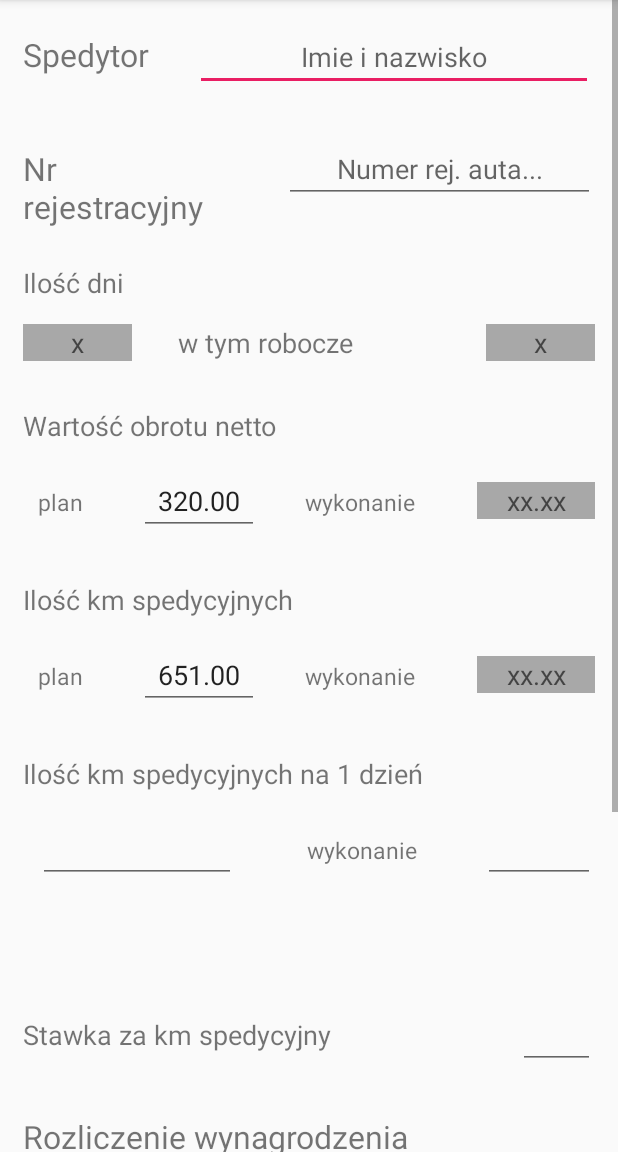
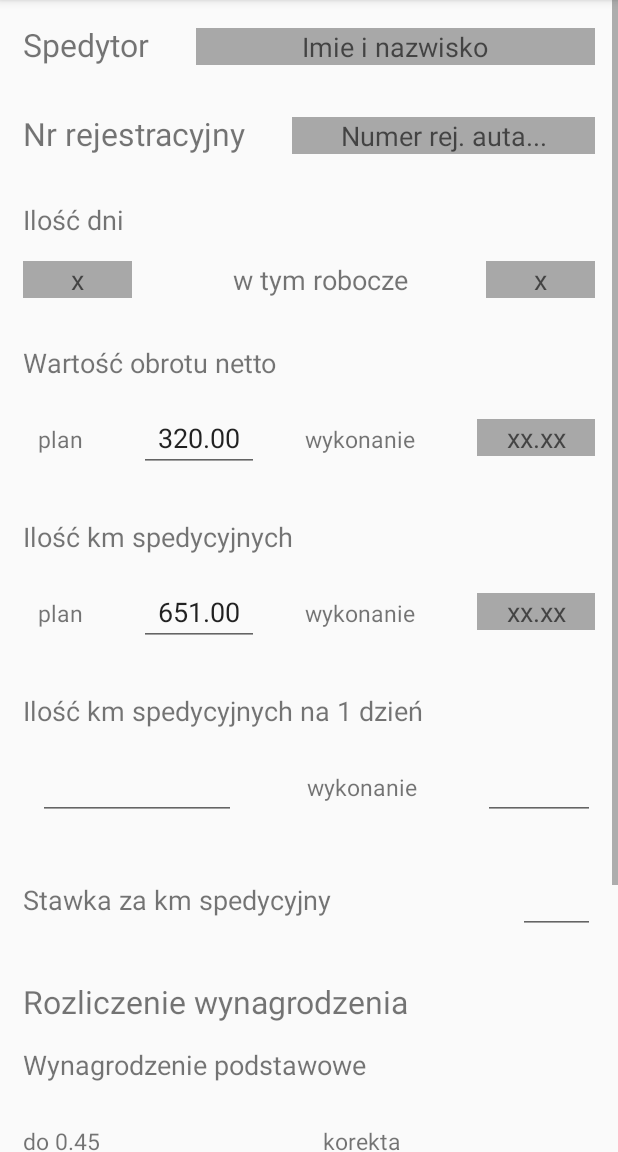
Before and after one commit to KrystianAdamczak/rozliczenie-frachtu, an Android app: the screen it shows after launch (kalkulator), after a tap on "ROZLICZ FRACHT", on a phone screen of 412 x 824 dp, the part 84-1236 px from its top. Run offline under Robolectric (Android 15) with nearby library versions, the phone set to English and light mode, and no system bars.

Commit message:
text watcher fix. added menu and menutitem to main activity

```diff
--- a/app/src/main/java/pl/kalisz/ak/pup/krystian/projektpup/MainActivity.java
+++ b/app/src/main/java/pl/kalisz/ak/pup/krystian/projektpup/MainActivity.java
@@ -5,19 +5,57 @@ import androidx.appcompat.widget.Toolbar;
 
 import android.content.Intent;
 import android.os.Bundle;
+import android.view.Menu;
+import android.view.MenuItem;
 import android.view.View;
 import android.widget.Button;
+import android.widget.Toast;
+
+import com.google.android.material.floatingactionbutton.FloatingActionButton;
+import com.google.android.material.navigation.NavigationView;
+import com.google.android.material.snackbar.Snackbar;
 
 public class MainActivity extends AppCompatActivity {
 
     Button buttonRozlicz;
+    String wersjaApki = "Alfa 1.0";
 
     @Override
     protected void onCreate(Bundle savedInstanceState) {
         super.onCreate(savedInstanceState);
         setContentView(R.layout.activity_main);
 
+        Toolbar toolbar = findViewById(R.id.toolbar);
+        setSupportActionBar(toolbar);
+
         buttonRozlicz = findViewById(R.id.rozlicz_button);
+    }
+
+    @Override
+    public boolean onCreateOptionsMenu(Menu menu) {
+        getMenuInflater().inflate(R.menu.menu_main, menu);
+
+        return super.onCreateOptionsMenu(menu);
+    }
+
+
+    @Override
+    public boolean onOptionsItemSelected(MenuItem item) {
+        switch (item.getItemId()) {
+            case R.id.version:
+                Toast.makeText(this, "Wersja aplikacji to: " + wersjaApki, Toast.LENGTH_LONG).show();
+                return true;
+            case R.id.about:
+                Intent intent = new Intent(this, about.class);
+                startActivity(intent);
+                return true;
+            case R.id.license:
+                Intent intent1 = new Intent(this, license.class);
+                startActivity(intent1);
+                return true;
+            default:
+                return super.onOptionsItemSelected(item);
+        }
     }
 
     public void navigateToKalkulator(View v) {
--- a/app/src/main/res/layout/activity_kalkulator.xml
+++ b/app/src/main/res/layout/activity_kalkulator.xml
@@ -2,18 +2,19 @@
 <ScrollView xmlns:android="http://schemas.android.com/apk/res/android"
     xmlns:app="http://schemas.android.com/apk/res-auto"
     xmlns:tools="http://schemas.android.com/tools"
-    android:layout_width="wrap_content"
+    android:layout_width="match_parent"
     android:layout_height="wrap_content"
     tools:context=".kalkulator">
 
     <LinearLayout
-        android:layout_width="wrap_content"
+        android:layout_width="match_parent"
         android:layout_height="wrap_content"
         android:orientation="vertical">
     <LinearLayout
-        android:layout_width="wrap_content"
+        android:layout_width="match_parent"
         android:layout_height="wrap_content"
         android:orientation="horizontal">
+
         <TextView
             android:layout_width="wrap_content"
             android:layout_height="wrap_content"
@@ -28,32 +29,30 @@
             android:layout_height="wrap_content"
             android:layout_margin="15dp"
             android:layout_weight="1"
+            android:background="@color/grey"
             android:ems="10"
             android:gravity="center"
             android:hint="Imie i nazwisko" />
     </LinearLayout>
 
         <LinearLayout
-            android:layout_width="wrap_content"
+            android:layout_width="match_parent"
             android:layout_height="wrap_content"
-            android:orientation="horizontal"
             android:layout_gravity="right">
 
             <TextView
                 android:layout_width="wrap_content"
                 android:layout_height="wrap_content"
                 android:layout_margin="15dp"
-                android:layout_weight="1"
                 android:text="Nr rejestracyjny"
-                android:textSize="21dp" />
+                android:textSize="21dp"/>
 
             <EditText
                 android:id="@+id/nrRejestracyjny_editText"
-                android:layout_width="wrap_content"
-                android:layout_height="44dp"
+                android:layout_width="match_parent"
+                android:layout_height="wrap_content"
                 android:layout_margin="15dp"
-                android:layout_weight="1"
-                android:ems="10"
+                android:background="@color/grey"
                 android:gravity="center"
                 android:hint="Numer rej. auta..." />
 
@@ -97,6 +96,7 @@
                 android:layout_marginLeft="15dp"
                 android:layout_marginTop="15dp"
                 android:layout_weight="1"
+                android:gravity="center"
                 android:text="w tym robocze"
                 android:textSize="18sp" />
 
@@ -306,9 +306,9 @@
                 android:layout_height="wrap_content"
                 android:layout_margin="15dp"
                 android:layout_weight="1"
+                android:editable="false"
                 android:gravity="center"
-                android:editable="false"
-                android:textColor="@color/red" />
+                android:textColor="@android:color/holo_green_light" />
 
         </LinearLayout>
 
@@ -377,7 +377,7 @@
 
         <EditText
             android:id="@+id/korektaPodstawy_editText"
-            android:layout_width="32dp"
+            android:layout_width="60dp"
             android:layout_height="wrap_content"
             android:layout_margin="15dp"
             android:layout_weight="1"
@@ -413,10 +413,9 @@
                 android:layout_height="wrap_content"
                 android:layout_marginLeft="25dp"
                 android:layout_marginTop="15dp"
+                android:editable="false"
                 android:gravity="center"
-                android:text="4.2995"
-                android:editable="false"
-                android:background="@color/grey"/>
+                android:text="4.2995" />
 
             <EditText
                 android:id="@+id/premia2_editText"
@@ -450,6 +449,7 @@
                 android:layout_marginLeft="15dp"
                 android:layout_marginTop="15dp"
                 android:layout_weight="1"
+                android:background="#FFFFFF"
                 android:text="Razem wynagrodzenie do wypłaty"
                 android:textSize="18sp" />
         </LinearLayout>
@@ -481,7 +481,7 @@
                  android:layout_marginRight="5dp"
                  android:editable="false"
                  android:gravity="center"
-                 android:textColor="@color/red" />
+                 android:textColor="@android:color/holo_green_light" />
              <TextView
                  android:layout_width="wrap_content"
                  android:layout_height="wrap_content"
--- a/app/src/main/res/layout/activity_main.xml
+++ b/app/src/main/res/layout/activity_main.xml
@@ -7,6 +7,9 @@
     tools:context=".MainActivity"
     android:orientation="vertical">
 
+    <include
+        android:id="@+id/toolbar"
+        layout="@layout/toolbar" />
 
     <TextView
         android:id="@+id/textView"
--- /dev/null
+++ b/app/src/main/res/menu/menu_main.xml
@@ -0,0 +1,16 @@
+<?xml version="1.0" encoding="utf-8"?>
+<menu xmlns:android="http://schemas.android.com/apk/res/android"
+    xmlns:app="http://schemas.android.com/apk/res-auto">
+    <item
+        android:id="@+id/version"
+        android:title="Wersja aplikacji"
+        app:showAsAction="never" />
+    <item
+        android:id="@+id/about"
+        android:title="O aplikacji"
+        app:showAsAction="never" />
+    <item
+        android:id="@+id/license"
+        android:title="Licencja"
+        app:showAsAction="never" />
+</menu>
--- a/app/src/main/res/values/themes.xml
+++ b/app/src/main/res/values/themes.xml
@@ -6,7 +6,7 @@
 
 
 
-    -<style parent="Theme.MaterialComponents.DayNight.DarkActionBar" name="Theme.ApkaKrystiana28824">
+    <style parent="Theme.MaterialComponents.DayNight.DarkActionBar" name="Theme.ApkaKrystiana28824">
 
     <!-- Primary brand color. -->
 
```
Also changed, not shown: app/src/main/AndroidManifest.xml (+13 -5 lines), app/src/main/java/pl/kalisz/ak/pup/krystian/projektpup/about.java (added, +14 -0 lines), app/src/main/java/pl/kalisz/ak/pup/krystian/projektpup/kalkulator.java (+24 -11 lines), app/src/main/java/pl/kalisz/ak/pup/krystian/projektpup/license.java (added, +35 -0 lines), app/src/main/res/layout/activity_about.xml (added, +50 -0 lines), app/src/main/res/layout/activity_license.xml (added, +39 -0 lines), app/src/main/res/layout/toolbar.xml (added, +11 -0 lines), app/src/main/res/drawable/beerware.png (added).
